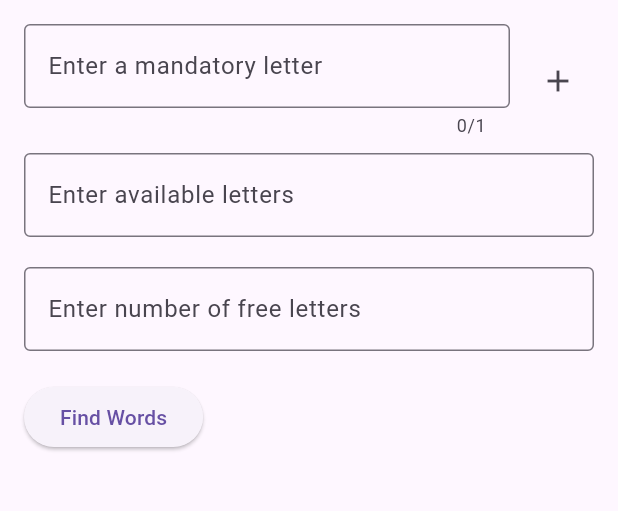
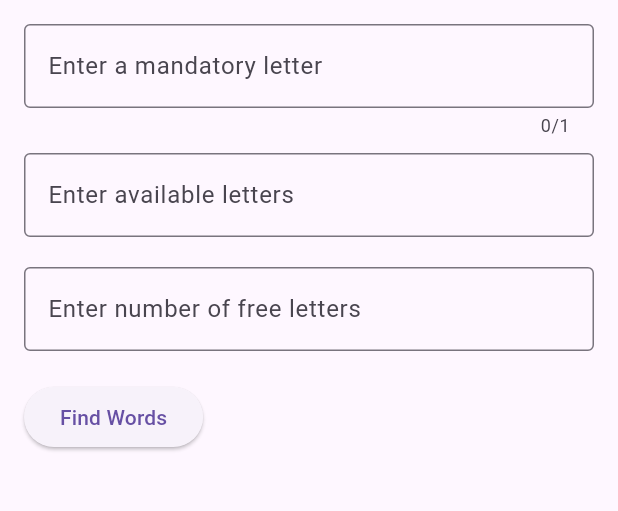
Before and after one commit to abdelaziz-mahdy/zigity_word_solver, a Flutter app: the screen it shows after launch, after a tap on "Find Words", on a phone screen of 412 x 824 dp, the part 84-595 px from its top. Run offline on Flutter 3.47's test engine with Material 3 defaults, Android fonts, the phone set to English and light mode, and no system bars.

Commit message:
fixes ui

```diff
--- a/lib/controllers/word_controller.dart
+++ b/lib/controllers/word_controller.dart
@@ -50,7 +50,9 @@ class WordController extends ChangeNotifier {
   }
 
   void findWords(int freeLetters) {
-    _foundWords = _wordService.findWords(_mandatoryLetters, _availableLetters, freeLetters);
+    _foundWords = _wordService.findWords(
+        _mandatoryLetters, _availableLetters, freeLetters);
+    print("found words $_foundWords");
     notifyListeners();
   }
 }
--- a/lib/main.dart
+++ b/lib/main.dart
@@ -24,14 +24,17 @@ class MyApp extends StatelessWidget {
   }
 }
 
-class MyHomePage extends StatelessWidget {
+class MyHomePage extends StatefulWidget {
   const MyHomePage({super.key, required this.title});
 
   final String title;
 
   @override
-  Widget build(BuildContext context) {
-    final wordController = Provider.of<WordController>(context);
+  State<MyHomePage> createState() => _MyHomePageState();
+}
+
+class _MyHomePageState extends State<MyHomePage> {
+  late final wordController = Provider.of<WordController>(context);
 
   // Initialize text editing controllers
   final TextEditingController mandatoryLetterController =
@@ -40,10 +43,12 @@ class MyHomePage extends StatelessWidget {
       TextEditingController();
   final TextEditingController freeLettersController = TextEditingController();
 
+  @override
+  Widget build(BuildContext context) {
     return Scaffold(
       appBar: AppBar(
         backgroundColor: Theme.of(context).colorScheme.inversePrimary,
-        title: Text(title),
+        title: Text(widget.title),
       ),
       body: Padding(
         padding: const EdgeInsets.all(16.0),
@@ -51,10 +56,7 @@ class MyHomePage extends StatelessWidget {
           crossAxisAlignment: CrossAxisAlignment.start,
           children: [
             // Mandatory Letters Input
-            Row(
-              children: [
-                Expanded(
-                  child: TextField(
+            TextField(
               controller: mandatoryLetterController,
               decoration: const InputDecoration(
                 labelText: 'Enter a mandatory letter',
@@ -66,26 +68,18 @@ class MyHomePage extends StatelessWidget {
                     RegExp(r'[a-zA-Z]')), // Allow only letters
               ],
               onChanged: (value) {
+                if (value.isEmpty) {
+                  wordController.removeMandatoryLetter(
+                      wordController.mandatoryLetters.firstOrNull ?? "");
+                  // mandatoryLetterController.clear(); // Clear after input
+                }
                 if (value.length == 1) {
                   wordController.addMandatoryLetter(value);
-                        mandatoryLetterController.clear(); // Clear after input
+                  // mandatoryLetterController.clear(); // Clear after input
                 }
               },
             ),
-                ),
-                const SizedBox(width: 8),
-                IconButton(
-                  icon: const Icon(Icons.add),
-                  onPressed: () {
-                    if (mandatoryLetterController.text.isNotEmpty) {
-                      wordController
-                          .addMandatoryLetter(mandatoryLetterController.text);
-                      mandatoryLetterController.clear();
-                    }
-                  },
-                ),
-              ],
-            ),
+
             const SizedBox(height: 10),
 
             // Available Letters Input
```
Also changed, not shown: lib/services/word_service.dart (+13 -7 lines). Lines whose indentation alone changed are shown as unchanged.
